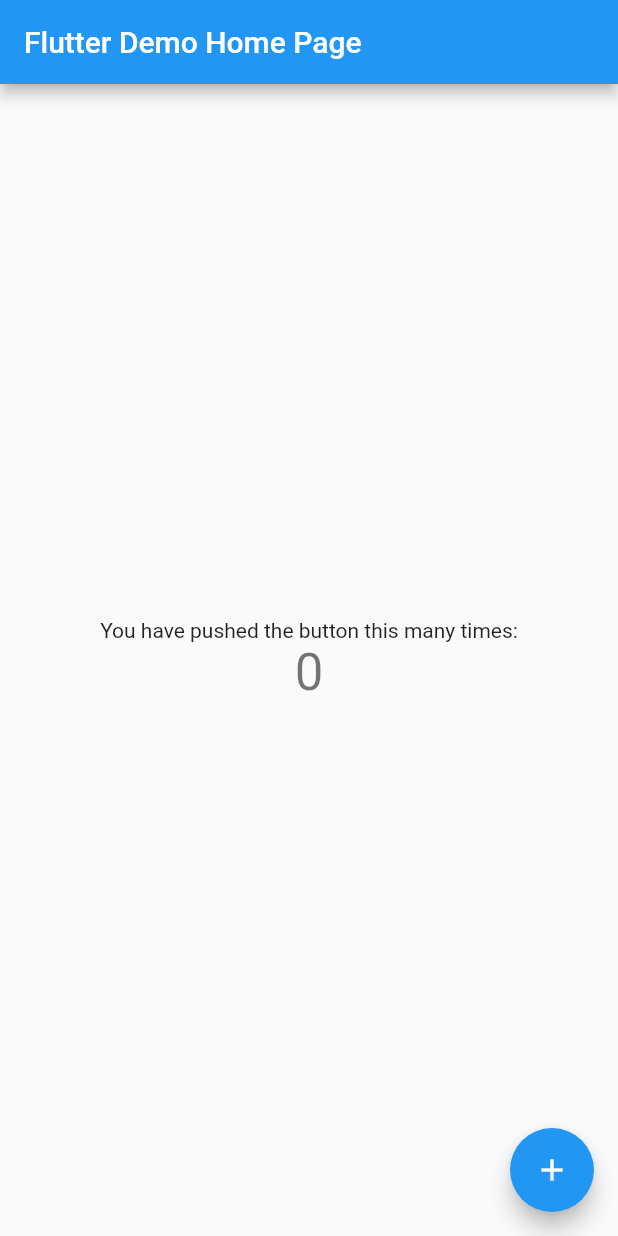
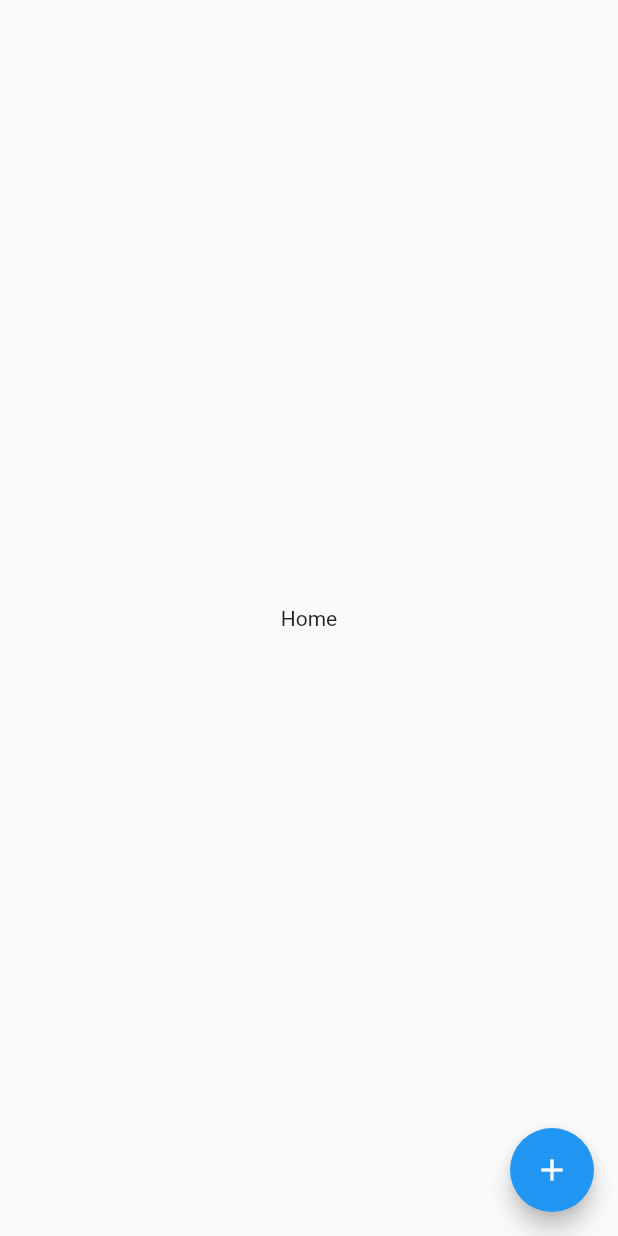
Before and after one commit to DavidDomkar/flutter_exercise, a Flutter app: the screen it shows after launch, on a phone screen of 412 x 824 dp. Run offline on Flutter 3.47's test engine with Material 2 defaults, Android fonts, the phone set to English and light mode, and no system bars; our stand-ins replace drift, flutter_riverpod; accounts and stored records are empty; generated files the repository leaves out were written again.

```diff
--- a/lib/main.dart
+++ b/lib/main.dart
@@ -1,7 +1,18 @@
 import 'package:flutter/material.dart';
+import 'package:flutter_riverpod/flutter_riverpod.dart';
+
+import 'screens/home/home_screen.dart';
+import 'screens/form/form_screen.dart';
+import 'screens/detail/detail_screen.dart';
 
 void main() {
-  runApp(const PasswordManagerApp());
+  WidgetsFlutterBinding.ensureInitialized();
+
+  runApp(
+    const ProviderScope(
+      child: PasswordManagerApp(),
+    ),
+  );
 }
 
 class PasswordManagerApp extends StatelessWidget {
@@ -10,96 +21,16 @@ class PasswordManagerApp extends StatelessWidget {
   @override
   Widget build(BuildContext context) {
     return MaterialApp(
-      title: 'Password manager',
+      title: 'Password Manager',
       theme: ThemeData(
         primarySwatch: Colors.blue,
       ),
-      home: const MyHomePage(title: 'Flutter Demo Home Page'),
+      initialRoute: '/',
+      routes: {
+        '/': (context) => const HomeScreen(),
+        '/form': (context) => const FormScreen(),
+        '/detail': (context) => const DetailScreen(),
+      },
     );
   }
 }
-
-class MyHomePage extends StatefulWidget {
-  const MyHomePage({Key? key, required this.title}) : super(key: key);
-
-  // This widget is the home page of your application. It is stateful, meaning
-  // that it has a State object (defined below) that contains fields that affect
-  // how it looks.
-
-  // This class is the configuration for the state. It holds the values (in this
-  // case the title) provided by the parent (in this case the App widget) and
-  // used by the build method of the State. Fields in a Widget subclass are
-  // always marked "final".
-
-  final String title;
-
-  @override
-  State<MyHomePage> createState() => _MyHomePageState();
-}
-
-class _MyHomePageState extends State<MyHomePage> {
-  int _counter = 0;
-
-  void _incrementCounter() {
-    setState(() {
-      // This call to setState tells the Flutter framework that something has
-      // changed in this State, which causes it to rerun the build method below
-      // so that the display can reflect the updated values. If we changed
-      // _counter without calling setState(), then the build method would not be
-      // called again, and so nothing would appear to happen.
-      _counter++;
-    });
-  }
-
-  @override
-  Widget build(BuildContext context) {
-    // This method is rerun every time setState is called, for instance as done
-    // by the _incrementCounter method above.
-    //
-    // The Flutter framework has been optimized to make rerunning build methods
-    // fast, so that you can just rebuild anything that needs updating rather
-    // than having to individually change instances of widgets.
-    return Scaffold(
-      appBar: AppBar(
-        // Here we take the value from the MyHomePage object that was created by
-        // the App.build method, and use it to set our appbar title.
-        title: Text(widget.title),
-      ),
-      body: Center(
-        // Center is a layout widget. It takes a single child and positions it
-        // in the middle of the parent.
-        child: Column(
-          // Column is also a layout widget. It takes a list of children and
-          // arranges them vertically. By default, it sizes itself to fit its
-          // children horizontally, and tries to be as tall as its parent.
-          //
-          // Invoke "debug painting" (press "p" in the console, choose the
-          // "Toggle Debug Paint" action from the Flutter Inspector in Android
-          // Studio, or the "Toggle Debug Paint" command in Visual Studio Code)
-          // to see the wireframe for each widget.
-          //
-          // Column has various properties to control how it sizes itself and
-          // how it positions its children. Here we use mainAxisAlignment to
-          // center the children vertically; the main axis here is the vertical
-          // axis because Columns are vertical (the cross axis would be
-          // horizontal).
-          mainAxisAlignment: MainAxisAlignment.center,
-          children: <Widget>[
-            const Text(
-              'You have pushed the button this many times:',
-            ),
-            Text(
-              '$_counter',
-              style: Theme.of(context).textTheme.headline4,
-            ),
-          ],
-        ),
-      ),
-      floatingActionButton: FloatingActionButton(
-        onPressed: _incrementCounter,
-        tooltip: 'Increment',
-        child: const Icon(Icons.add),
-      ), // This trailing comma makes auto-formatting nicer for build methods.
-    );
-  }
-}
--- a/lib/screens/home/home_screen.dart
+++ b/lib/screens/home/home_screen.dart
@@ -0,0 +1,21 @@
+import 'package:flutter/material.dart';
+import 'package:flutter_riverpod/flutter_riverpod.dart';
+
+class HomeScreen extends ConsumerWidget {
+  const HomeScreen({Key? key}) : super(key: key);
+
+  @override
+  Widget build(BuildContext context, WidgetRef ref) {
+    return Scaffold(
+      body: Center(
+        child: Text('Home'),
+      ),
+      floatingActionButton: FloatingActionButton(
+        onPressed: () {
+          Navigator.pushNamed(context, '/form');
+        },
+        child: const Icon(Icons.add),
+      ),
+    );
+  }
+}
```
Also changed, not shown: lib/screens/detail/detail_screen.dart (+12 -0 lines), lib/screens/form/form_screen.dart (+23 -0 lines), lib/screens/form/form_view_model.dart (+29 -0 lines).
